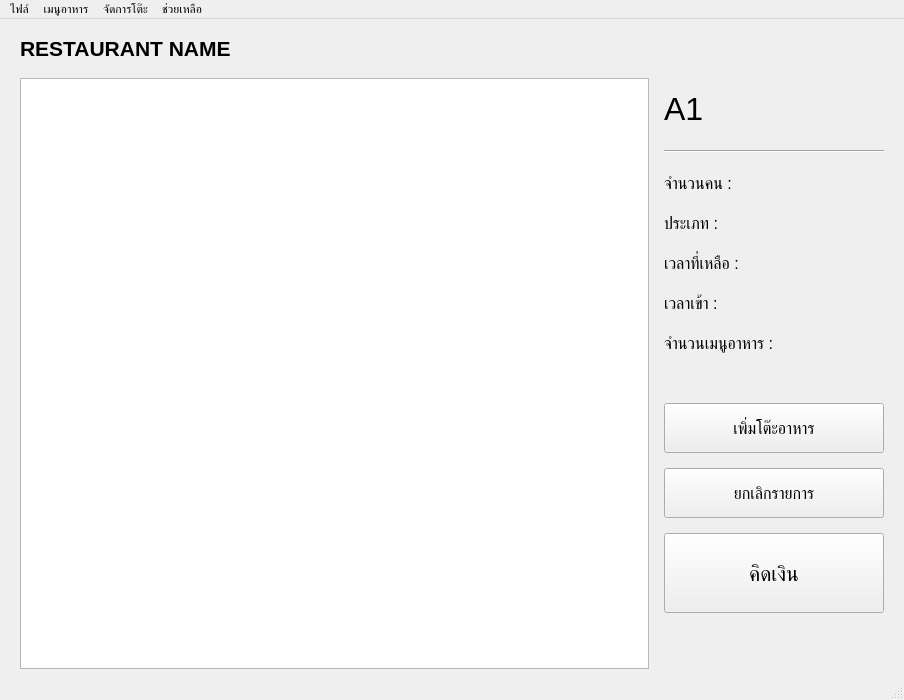
This is main_windows.ui in kantee2540/RestaurantManage as Qt 5 draws it before an edit. The edited form follows.
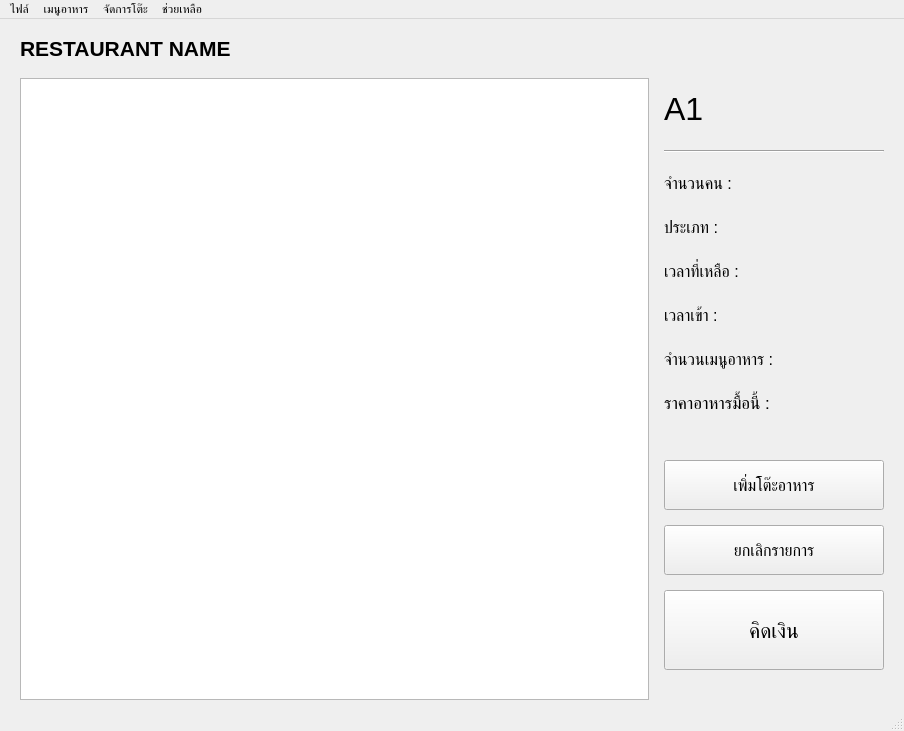
This is the edited form.

```diff
--- a/main_windows.ui
+++ b/main_windows.ui
@@ -13,7 +13,7 @@
     <x>0</x>
     <y>0</y>
     <width>904</width>
-    <height>700</height>
+    <height>731</height>
    </rect>
   </property>
   <property name="sizePolicy">
@@ -47,6 +47,9 @@
     </property>
     <item row="3" column="1">
      <layout class="QVBoxLayout" name="verticalLayout">
+      <property name="spacing">
+       <number>7</number>
+      </property>
       <property name="sizeConstraint">
        <enum>QLayout::SetDefaultConstraint</enum>
       </property>
@@ -185,6 +188,24 @@
         </property>
        </widget>
       </item>
+      <item>
+       <widget class="QLabel" name="total_price">
+        <property name="minimumSize">
+         <size>
+          <width>0</width>
+          <height>40</height>
+         </size>
+        </property>
+        <property name="font">
+         <font>
+          <pointsize>13</pointsize>
+         </font>
+        </property>
+        <property name="text">
+         <string>ราคาอาหารมื้อนี้ :</string>
+        </property>
+       </widget>
+      </item>
      </layout>
     </item>
     <item row="1" column="1">
```
